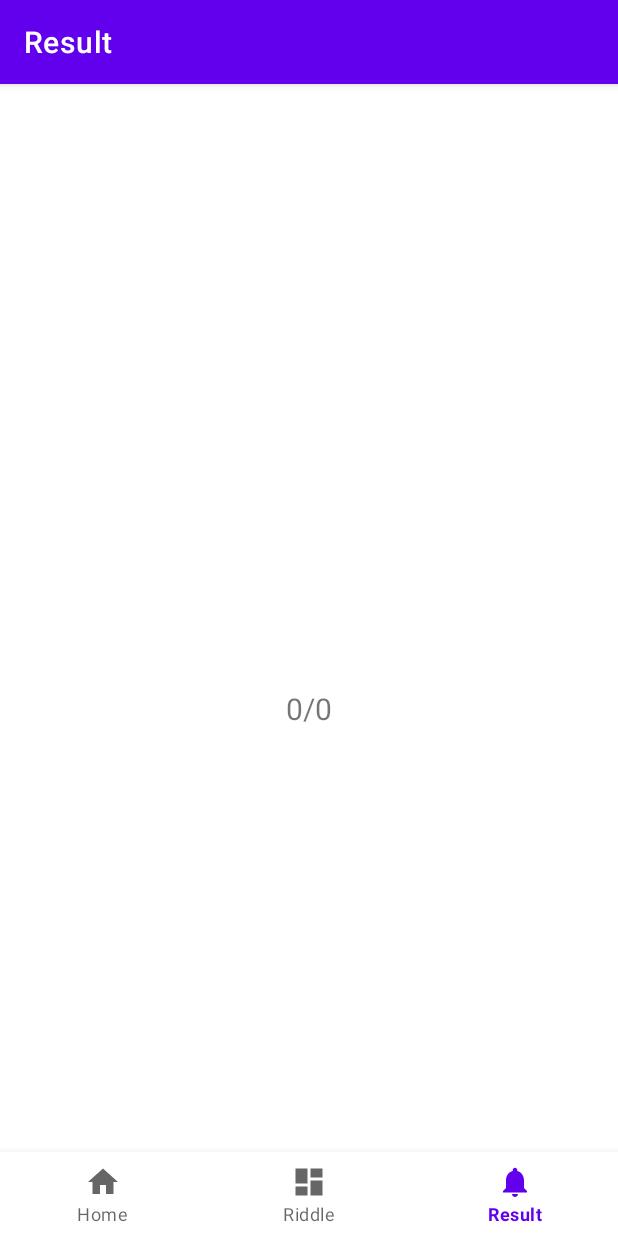
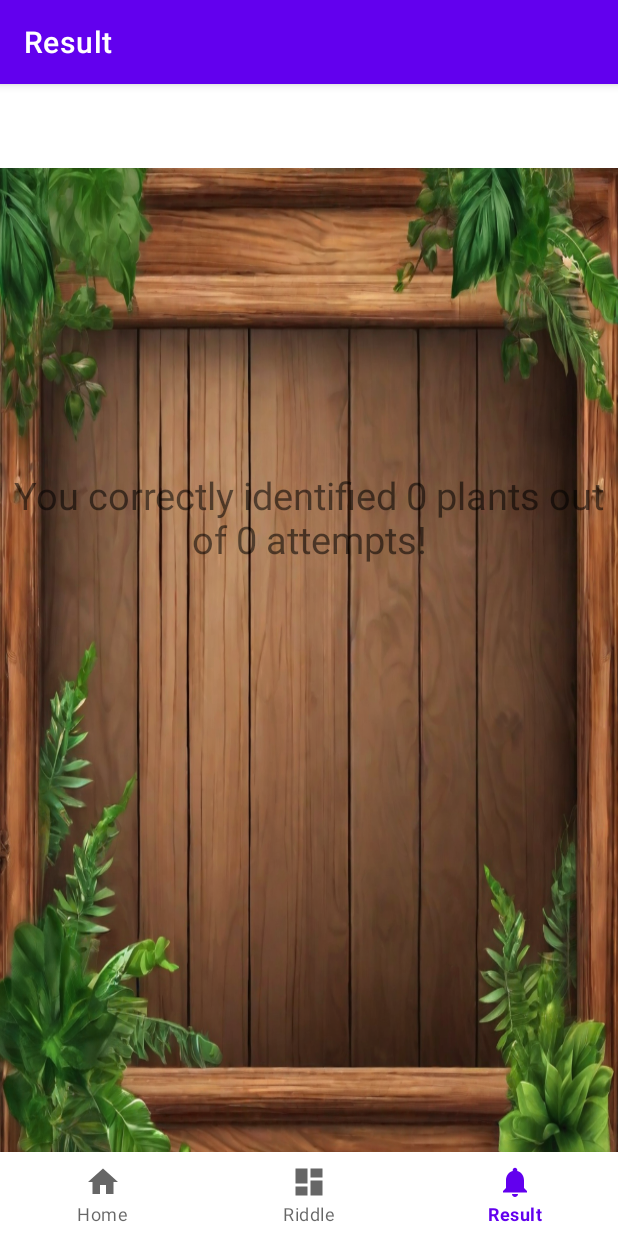
Before and after one commit to louaybadri/riddle-octo-guacamole, an Android app: the DashboardFragment screen opened through its navigation route, item 3 of the bottom bar chosen, on a phone screen of 412 x 824 dp. Run offline under Robolectric (Android 15) with nearby library versions, the phone set to English and light mode, and no system bars; our stand-ins replace navigation-ui; pictures from the network do not load.

Commit message:
bg changes

```diff
--- a/app/src/main/java/com/example/projet/ui/result/ResultFragment.kt
+++ b/app/src/main/java/com/example/projet/ui/result/ResultFragment.kt
@@ -33,8 +33,7 @@ class ResultFragment : Fragment() {
         val root: View = binding.root
 
         resultViewModel.score.observe(viewLifecycleOwner) { resultData ->
-            Log.d("MyTagF", "Correct Answers: ${resultData.correctAnswers}, Total Attempts: ${resultData.totalAttempts}")
-            binding.textResult.text = "${resultData.correctAnswers}/${resultData.totalAttempts}"
+            binding.textResult.text = "You correctly identified ${resultData.correctAnswers} plants out of ${resultData.totalAttempts} attempts!"
         }
         return root
     }
--- a/app/src/main/java/com/example/projet/ui/riddle/RiddleFragment.kt
+++ b/app/src/main/java/com/example/projet/ui/riddle/RiddleFragment.kt
@@ -66,12 +66,7 @@
 
 
             riddleViewModel.currentRiddle.observe(viewLifecycleOwner, Observer { riddle ->
-//                for (i in 0 until binding.radioGroup.childCount) {
-//                    val radioButton = binding.radioGroup.getChildAt(i) as? RadioButton
-//                    radioButton?.setBackgroundColor(Color.TRANSPARENT)
-//                    radioButton?.isEnabled = true
-//                    radioButton?.isChecked = false
-//                }
+
                 resetRadioButtons()
 
 
@@ -96,10 +91,10 @@
                         resultViewModel.updateScore(isCorrect)
 
                         if (isCorrect) {
-                            selectedRadioButton?.setBackgroundColor(Color.GREEN)
+                            selectedRadioButton?.setTextColor(Color.GREEN)
 
                         } else {
-                            selectedRadioButton?.setBackgroundColor(Color.RED)
+                            selectedRadioButton?.setTextColor(Color.RED)
                         }
                         disableRadioGroupExcept(checkedId)
 
@@ -130,7 +125,8 @@
                 val radioButton = binding.radioGroup.getChildAt(i) as? RadioButton
                 radioButton?.isEnabled = true
 //                radioButton?.isChecked = false
-                radioButton?.setBackgroundColor(Color.TRANSPARENT)
+                radioButton?.setTextColor(Color.BLACK)
+
             }
         }
         private fun disableRadioGroupExcept(exceptId: Int) {
--- a/app/src/main/java/com/example/projet/ui/riddle/RiddleViewModel.kt
+++ b/app/src/main/java/com/example/projet/ui/riddle/RiddleViewModel.kt
@@ -15,28 +15,23 @@ class RiddleViewModel : ViewModel() {
         value = "Can you guess the plant ?"
     }
     val text: LiveData<String> = _text
-    private val _plant = MutableLiveData<Plant>().apply {
-    val dummyPlant = Plant(id = 1, image_url = "https://www.google.com/images/branding/googlelogo/2x/googlelogo_color_92x30dp.png?fbclid=IwAR2q_zQ2lZ2TY3x2xzSYVc7V9e-asxEuJcawPWUEXe5ka17-45IQDbn78EU", common_name = "Dummy Plant")
-        value=dummyPlant
 
-    }
 
-    val plant: LiveData<Plant> = _plant
 
     private val allPlants: List<Plant> = listOf(
 
         Plant(1, "https://www.google.com/images/branding/googlelogo/2x/googlelogo_color_92x30dp.png?fbclid=IwAR2q_zQ2lZ2TY3x2xzSYVc7V9e-asxEuJcawPWUEXe5ka17-45IQDbn78EU", "Plant A"),
-        Plant(2, "https://www.google.com/images/branding/googlelogo/2x/googlelogo_color_92x30dp.png?fbclid=IwAR2q_zQ2lZ2TY3x2xzSYVc7V9e-asxEuJcawPWUEXe5ka17-45IQDbn78EU", "Plant B"),
-        Plant(3, "https://www.google.com/images/branding/googlelogo/2x/googlelogo_color_92x30dp.png?fbclid=IwAR2q_zQ2lZ2TY3x2xzSYVc7V9e-asxEuJcawPWUEXe5ka17-45IQDbn78EU", "Plant C"),
-        Plant(1, "https://www.google.com/images/branding/googlelogo/2x/googlelogo_color_92x30dp.png?fbclid=IwAR2q_zQ2lZ2TY3x2xzSYVc7V9e-asxEuJcawPWUEXe5ka17-45IQDbn78EU", "Plant AA"),
-        Plant(2, "https://www.google.com/images/branding/googlelogo/2x/googlelogo_color_92x30dp.png?fbclid=IwAR2q_zQ2lZ2TY3x2xzSYVc7V9e-asxEuJcawPWUEXe5ka17-45IQDbn78EU", "Plant BB"),
-        Plant(3, "https://www.google.com/images/branding/googlelogo/2x/googlelogo_color_92x30dp.png?fbclid=IwAR2q_zQ2lZ2TY3x2xzSYVc7V9e-asxEuJcawPWUEXe5ka17-45IQDbn78EU", "Plant CC"),
-        Plant(1, "https://www.google.com/images/branding/googlelogo/2x/googlelogo_color_92x30dp.png?fbclid=IwAR2q_zQ2lZ2TY3x2xzSYVc7V9e-asxEuJcawPWUEXe5ka17-45IQDbn78EU", "Plant AAA"),
-        Plant(2, "https://www.google.com/images/branding/googlelogo/2x/googlelogo_color_92x30dp.png?fbclid=IwAR2q_zQ2lZ2TY3x2xzSYVc7V9e-asxEuJcawPWUEXe5ka17-45IQDbn78EU", "Plant BBB"),
-        Plant(3, "https://www.google.com/images/branding/googlelogo/2x/googlelogo_color_92x30dp.png?fbclid=IwAR2q_zQ2lZ2TY3x2xzSYVc7V9e-asxEuJcawPWUEXe5ka17-45IQDbn78EU", "Plant CCC"),
-        Plant(1, "https://www.google.com/images/branding/googlelogo/2x/googlelogo_color_92x30dp.png?fbclid=IwAR2q_zQ2lZ2TY3x2xzSYVc7V9e-asxEuJcawPWUEXe5ka17-45IQDbn78EU", "Plant AAAAA"),
-        Plant(2, "https://www.google.com/images/branding/googlelogo/2x/googlelogo_color_92x30dp.png?fbclid=IwAR2q_zQ2lZ2TY3x2xzSYVc7V9e-asxEuJcawPWUEXe5ka17-45IQDbn78EU", "Plant BBBBB"),
-        Plant(3, "https://www.google.com/images/branding/googlelogo/2x/googlelogo_color_92x30dp.png?fbclid=IwAR2q_zQ2lZ2TY3x2xzSYVc7V9e-asxEuJcawPWUEXe5ka17-45IQDbn78EU", "Plant CCCCC"),
+        Plant(2, "https://bs.plantnet.org/image/o/db3b1d70fed25a0c1a16ba5bf9ee79d980a510e9", "Plant B"),
+        Plant(3, "https://bs.plantnet.org/image/o/db3b1d70fed25a0c1a16ba5bf9ee79d980a510e9", "Plant C"),
+        Plant(1, "https://bs.plantnet.org/image/o/db3b1d70fed25a0c1a16ba5bf9ee79d980a510e9", "Plant AA"),
+        Plant(2, "https://bs.plantnet.org/image/o/db3b1d70fed25a0c1a16ba5bf9ee79d980a510e9", "Plant BB"),
+        Plant(3, "https://bs.plantnet.org/image/o/db3b1d70fed25a0c1a16ba5bf9ee79d980a510e9", "Plant CC"),
+        Plant(1, "https://bs.plantnet.org/image/o/db3b1d70fed25a0c1a16ba5bf9ee79d980a510e9", "Plant AAA"),
+        Plant(2, "https://bs.plantnet.org/image/o/db3b1d70fed25a0c1a16ba5bf9ee79d980a510e9", "Plant BBB"),
+        Plant(3, "https://bs.plantnet.org/image/o/db3b1d70fed25a0c1a16ba5bf9ee79d980a510e9", "Plant CCC"),
+        Plant(1, "https://bs.plantnet.org/image/o/db3b1d70fed25a0c1a16ba5bf9ee79d980a510e9", "Plant AAAAA"),
+        Plant(2, "https://bs.plantnet.org/image/o/db3b1d70fed25a0c1a16ba5bf9ee79d980a510e9", "Plant BBBBB"),
+        Plant(3, "https://bs.plantnet.org/image/o/db3b1d70fed25a0c1a16ba5bf9ee79d980a510e9", "Plant CCCCC"),
     )
 
 
--- a/app/src/main/res/layout/fragment_notifications.xml
+++ b/app/src/main/res/layout/fragment_notifications.xml
@@ -4,6 +4,7 @@
     xmlns:tools="http://schemas.android.com/tools"
     android:layout_width="match_parent"
     android:layout_height="match_parent"
+    android:background="@drawable/result_bg"
     tools:context=".ui.result.ResultFragment">
 
     <TextView
@@ -14,9 +15,11 @@
         android:layout_marginTop="8dp"
         android:layout_marginEnd="8dp"
         android:textAlignment="center"
-        android:textSize="20sp"
+        android:textSize="25sp"
         app:layout_constraintBottom_toBottomOf="parent"
         app:layout_constraintEnd_toEndOf="parent"
+        app:layout_constraintHorizontal_bias="0.0"
         app:layout_constraintStart_toStartOf="parent"
-        app:layout_constraintTop_toTopOf="parent" />
+        app:layout_constraintTop_toTopOf="parent"
+        app:layout_constraintVertical_bias="0.301" />
 </androidx.constraintlayout.widget.ConstraintLayout>
```
Also changed, not shown: app/src/main/res/drawable/custom_radio_button.xml (added, +23 -0 lines), app/src/main/res/drawable/rounded_border.xml (added, +9 -0 lines), app/src/main/res/drawable/rounded_radio_button_background.xml (added, +20 -0 lines), app/src/main/res/layout/fragment_dashboard.xml (+21 -11 lines), app/src/main/res/drawable/result_bg.png (added).
